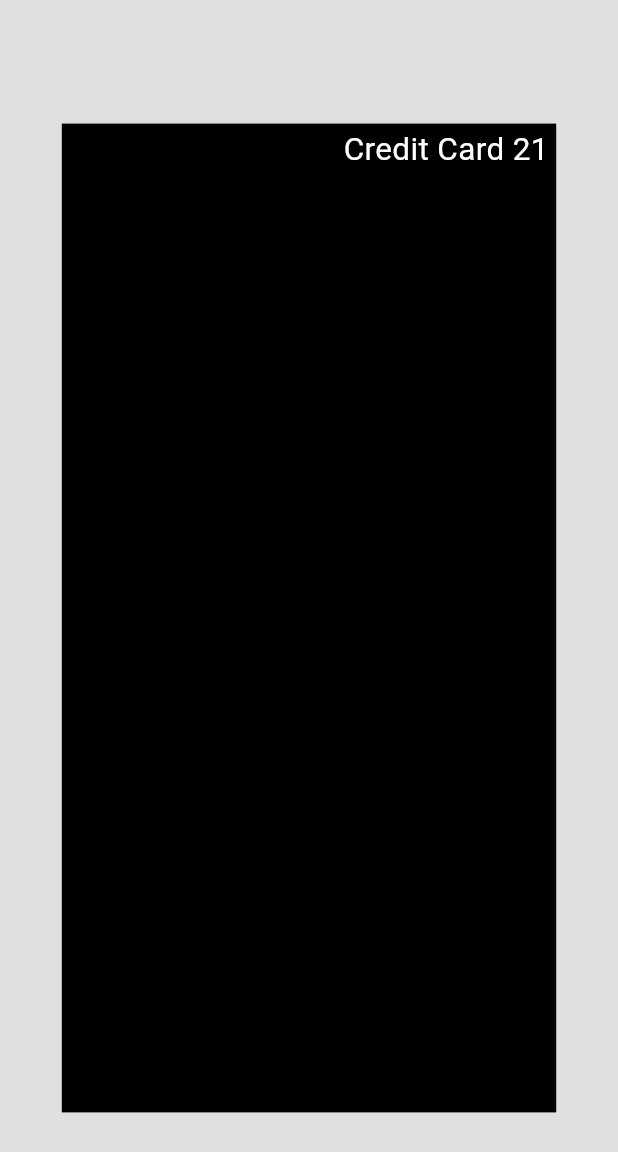
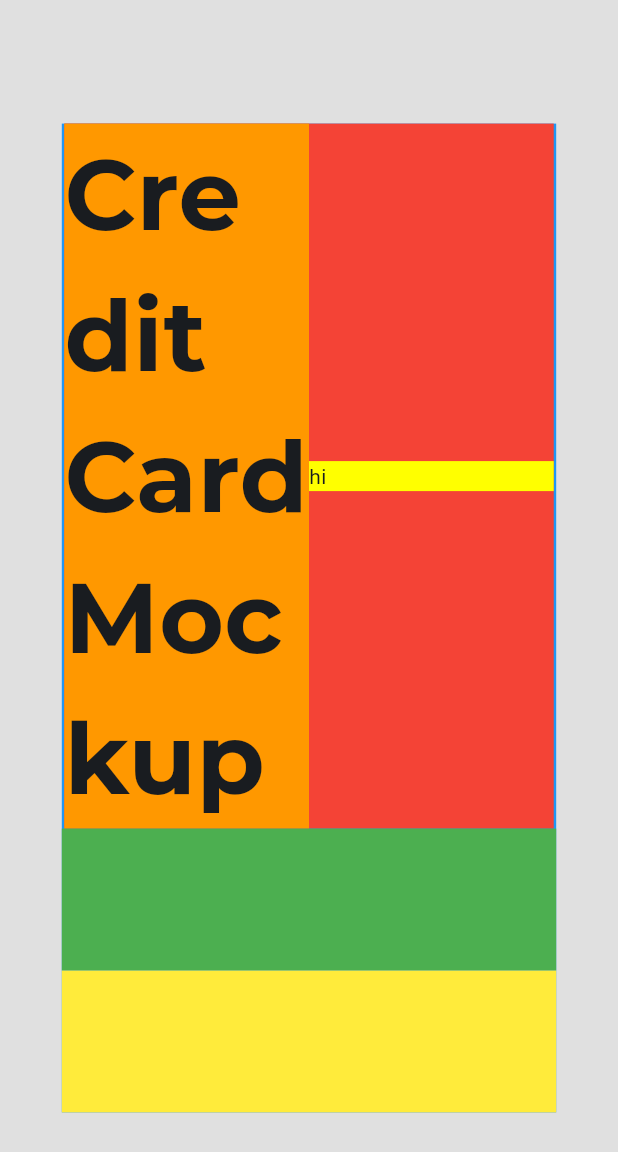
Before and after one commit to notakm/flutter_credit_card, a Flutter app: the screen it shows after launch, on a phone screen of 412 x 824 dp. Shown: the top 1152 px of the screen. Run offline on Flutter 3.47's test engine with Material 3 defaults, Android fonts, the phone set to English and light mode, and no system bars.

Commit message:
added layout for credit card, fonts, top section covered partially

```diff
--- a/lib/DesktopHome.dart
+++ b/lib/DesktopHome.dart
@@ -7,37 +7,60 @@ class DesktopHome extends StatelessWidget {
   Widget build(BuildContext context) {
     return Scaffold(
       backgroundColor: Colors.grey.shade300,
-      body: Center(
-        child: LayoutBuilder(builder: ((context, constraints) {
-         return Container( decoration: BoxDecoration(
-            border: BoxBorder.all(
-              width: 2
-            ),
-            color: Colors.black,
+      body:Center(
+        child: LayoutBuilder(builder: (context , constraints){
+          return Container(
+            height: constraints.maxHeight * 0.8,
+            width: constraints.maxWidth * 0.8,
+            color: Colors.blue,
+            child: LayoutBuilder(builder: (context, constraints) {
+              return Column(
+                children: [
+                  // Top "Credit Card + Logo" Section
+                  Container(
+                    alignment: Alignment.topLeft,
+                    width: constraints.maxWidth * 0.99,
+                    color: Colors.red,
+                    child: Row(
+                      children: [
+                        Expanded(
+                          child: Container(
+                          color: Colors.orange,
+                          child: Text("Credit Card\nMockup", style: TextStyle(
+                            fontFamily: "Montserrat",
+                            fontSize: constraints.maxHeight * 0.1
+                          ),),
+                          ),
+                        ),
+                        Expanded(
+                          child: Container(
+                          color: Colors.yellowAccent,
+                          child: Text("hi"),
+                          ),
+                        ),
+                        // Text('Hi')
+                      ],
+                    )
+                  ),
+                                  Expanded(
+                    child: Container(
+                      color: Colors.green
+                    )
 
-          ),
-          width: constraints.maxWidth * 0.8,
-          height: constraints.maxHeight * 0.8,
-          child: LayoutBuilder( builder: (context, constraints) {
-            return Stack(
-              children: [
-                Align(
-                  alignment: Alignment.topRight,
-                  child: Padding(
-                    padding: const EdgeInsets.only(
-                      right: 3
-                    ),
-                    child: Text("Credit Card ${(constraints.maxWidth * 0.03).clamp(21,35)}" , style: TextStyle(
-                      color: Colors.white,
-                      fontSize: (constraints.maxWidth * 0.03).clamp(21,35)
-                    ),),
                   ),
-                )
-              ],
-            );
-        }),);
-        })),
-      ),
+                                  Expanded(
+                    child: Container(
+                      color: Colors.yellow
+                    )
+
+                  ),
+
+                ],
+              );
+        })
+          );
+        }),
+      )
     );
   }
 }
--- a/pubspec.yaml
+++ b/pubspec.yaml
@@ -57,6 +57,11 @@ flutter:
   # the material Icons class.
   uses-material-design: true
 
+  fonts:
+    - family: Montserrat
+      fonts:
+        - asset: assets/fonts/Montserrat-Bold.ttf
+
   # To add assets to your application, add an assets section, like this:
   # assets:
   #   - images/a_dot_burr.jpeg
```
Also changed, not shown: assets/fonts/Montserrat-Bold.ttf (added), 1 other file.
